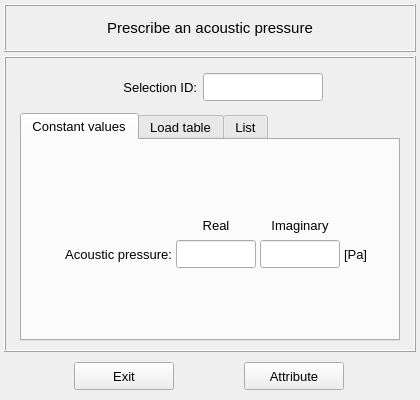
Above: vibra/interface/data/ui_files/model/setup/acoustic/acoustic_pressure_inputs.ui from MOPT-UFSC/VIBRA before the change. Below: the same form after it.
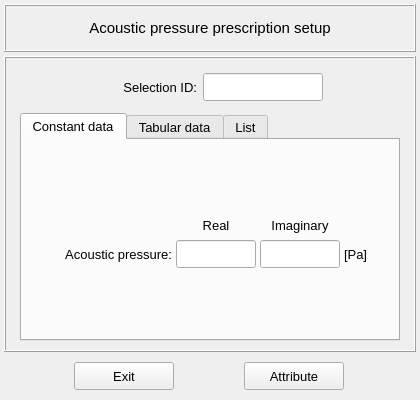
That is the form after the change. Icons and pictures are not drawn.

Patch:
```diff
--- a/vibra/interface/data/ui_files/model/setup/acoustic/acoustic_pressure_inputs.ui
+++ b/vibra/interface/data/ui_files/model/setup/acoustic/acoustic_pressure_inputs.ui
@@ -241,7 +241,7 @@
         </property>
         <widget class="QWidget" name="tab_constant_values">
          <attribute name="title">
-          <string>Constant values</string>
+          <string>Constant data</string>
          </attribute>
          <layout class="QGridLayout" name="gridLayout_12">
           <property name="leftMargin">
@@ -504,7 +504,7 @@
         </widget>
         <widget class="QWidget" name="tab_load_tables">
          <attribute name="title">
-          <string>Load table</string>
+          <string>Tabular data</string>
          </attribute>
          <layout class="QGridLayout" name="gridLayout_3">
           <property name="leftMargin">
@@ -896,7 +896,7 @@
          </font>
         </property>
         <property name="text">
-         <string>Prescribe an acoustic pressure</string>
+         <string>Acoustic pressure prescription setup</string>
         </property>
         <property name="textFormat">
          <enum>Qt::AutoText</enum>
```
Left out of the diff: 10 changed lines with no effect on the pictures.
